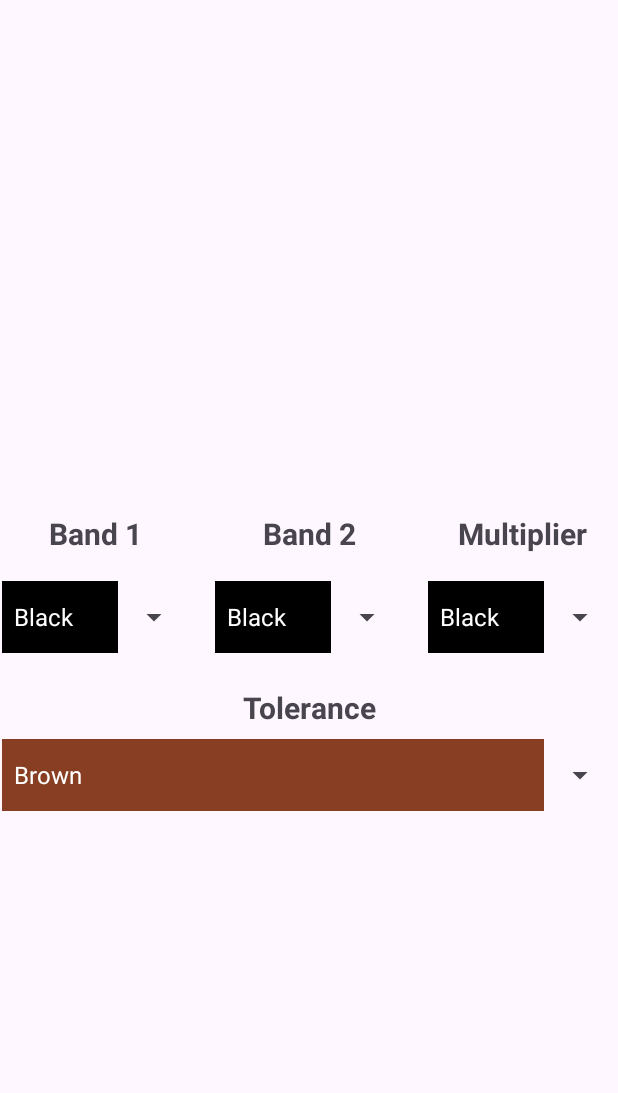
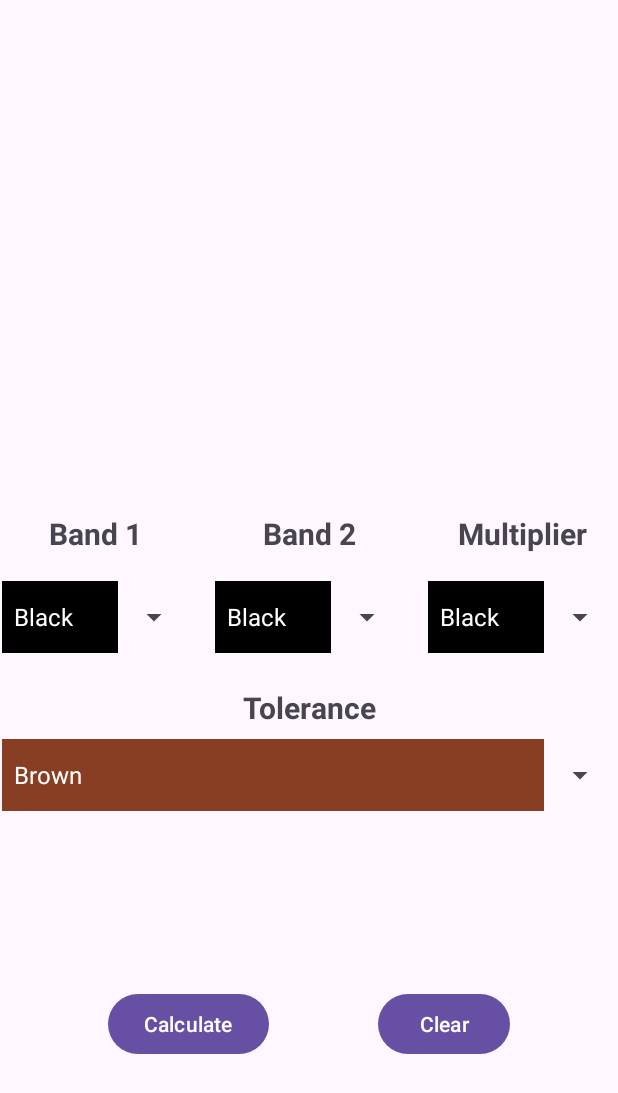
Before and after one commit to S00224403/ResistorCalculatorApp, an Android app: the screen it shows after launch (MainActivity), on a phone screen of 412 x 824 dp. Shown: the top 1093 px of the screen. Run offline under Robolectric (Android 15) with nearby library versions, the phone set to English and light mode, and no system bars.

Commit message:
Resistor values calculated and displayed

```diff
--- a/app/src/main/java/com/example/resistorcalculatorapp/MainActivity.java
+++ b/app/src/main/java/com/example/resistorcalculatorapp/MainActivity.java
@@ -17,9 +17,11 @@ import android.widget.Toast;
 
 //import static com.example.resistorcalculatorapp.R.id.band1;
 public class MainActivity extends AppCompatActivity {
+    //region Variables
     private Spinner band1, band2, band3, band4;
+    TextView resistance;
     private Float resistorValue, tolerance;
-    private int band1Value, band2Value, multiplier;
+    private double band1Value, band2Value, multiplierValue, toleranceValue;
 
     //spinner variables
     int selectedPositionBand1 = 0;
@@ -73,11 +75,16 @@ public class MainActivity extends AppCompatActivity {
     String selectedColourNameBand2 = colourNames[selectedPositionBand2];
     String selectedColourNameBand3 = colourNames[selectedPositionBand3];
     String selectedColourNameBand4 = colourNames[selectedPositionBand4];
+
+
+    //endregion
+    //region OnCreate
     @Override
     protected void onCreate(Bundle savedInstanceState) {
         super.onCreate(savedInstanceState);
         setContentView(R.layout.activity_main);
 
+        resistance = findViewById(R.id.resistance);
         band1 = findViewById(R.id.band1);
         band2 = findViewById(R.id.band2);
         band3 = findViewById(R.id.band3);
@@ -173,24 +180,15 @@ public class MainActivity extends AppCompatActivity {
         band2.setAdapter(adapter);
         band3.setAdapter(multiplierSpinner);
         band4.setAdapter(toleranceSpinner);
-
-        // Spinner colour name bands variable
-
-//        selectedColourNameBand2 = colourNames[selectedPositionBand2];
-//        selectedColourNameBand3 = colourNames[selectedPositionBand3];
-//        selectedColourNameBand4 = colourNames[selectedPositionBand4];
+        //region OnClickListener
         band1.setOnItemSelectedListener(new OnItemSelectedListener() {
             @Override
             public void onItemSelected(AdapterView<?> parentView, View selectedItemView, int position, long id) {
                 // Handle the selection here
                 selectedPositionBand1 = position;
                 selectedColourNameBand1 = colourNames[position];
-
-                Toast.makeText(getApplicationContext(), selectedColourNameBand1, Toast.LENGTH_SHORT).show();
-
-
+                band1Value = GetBandValue(selectedColourNameBand1, "band1");
             }
-
             @Override
             public void onNothingSelected(AdapterView<?> parentView) {
                 // Handle case when nothing is selected (optional)
@@ -202,12 +200,8 @@ public class MainActivity extends AppCompatActivity {
                 // Handle the selection here
                 selectedPositionBand2 = position;
                 selectedColourNameBand2 = colourNames[position];
-
-                Toast.makeText(getApplicationContext(), selectedColourNameBand2, Toast.LENGTH_SHORT).show();
-
-
+                band2Value = GetBandValue(selectedColourNameBand2, "band2");
             }
-
             @Override
             public void onNothingSelected(AdapterView<?> parentView) {
                 // Handle case when nothing is selected (optional)
@@ -219,12 +213,8 @@ public class MainActivity extends AppCompatActivity {
                 // Handle the selection here
                 selectedPositionBand3 = position;
                 selectedColourNameBand3 = multiplierColourNames[position];
-
-                Toast.makeText(getApplicationContext(), selectedColourNameBand3, Toast.LENGTH_SHORT).show();
-
-
+                multiplierValue = GetBandValue(selectedColourNameBand3, "multiplier");
             }
-
             @Override
             public void onNothingSelected(AdapterView<?> parentView) {
                 // Handle case when nothing is selected (optional)
@@ -236,18 +226,140 @@ public class MainActivity extends AppCompatActivity {
                 // Handle the selection here
                 selectedPositionBand4 = position;
                 selectedColourNameBand4 = toleranceColourNames[position];
-
-                Toast.makeText(getApplicationContext(), selectedColourNameBand4, Toast.LENGTH_SHORT).show();
-
-
+                toleranceValue = GetBandValue(selectedColourNameBand4, "tolerance");
             }
-
             @Override
             public void onNothingSelected(AdapterView<?> parentView) {
                 // Handle case when nothing is selected (optional)
             }
         });
+        //endregion
+
     }
+    //endregion
+    private Double GetBandValue(String colour, String bandType){
+        Double bandValue = 0.0;
+        if(bandType == "band1" || bandType == "band2")
+        {
+            switch (colour){
+                case "Black":
+                    bandValue = 0.0;
+                    break;
+                case "Brown":
+                    bandValue = 1.0;
+                    break;
+                case "Red":
+                    bandValue = 2.0;
+                    break;
+                case "Orange":
+                    bandValue = 3.0;
+                    break;
+                case "Yellow":
+                    bandValue = 4.0;
+                    break;
+                case "Green":
+                    bandValue = 5.0;
+                    break;
+                case "Blue":
+                    bandValue = 6.0;
+                    break;
+                case "Violet":
+                    bandValue = 7.0;
+                    break;
+                case "Gray":
+                    bandValue = 8.0;
+                    break;
+                case "White":
+                    bandValue = 9.0;
+                    break;
+            }
+        }
+        else if (bandType == "multiplier") {
+            switch (colour){
+                case "Black":
+                    bandValue = 1.0;
+                    break;
+                case "Brown":
+                    bandValue = 10.0;
+                    break;
+                case "Red":
+                    bandValue = 100.0;
+                    break;
+                case "Orange":
+                    bandValue = 1000.0;
+                    break;
+                case "Yellow":
+                    bandValue = 10000.0;
+                    break;
+                case "Green":
+                    bandValue = 100000.0;
+                    break;
+                case "Blue":
+                    bandValue = 1000000.0;
+                    break;
+                case "Violet":
+                    bandValue = 10000000.0;
+                    break;
+                case "Gray":
+                    bandValue = 100000000.0;
+                    break;
+                case "White":
+                    bandValue = 1000000000.0;
+                    break;
+                case "Gold":
+                    bandValue = 0.1;
+                    break;
+                case "Silver":
+                    bandValue = 0.01;
+                    break;
+            }
+        }
+        else if (bandType == "tolerance") {
+            switch (colour){
+                case "Brown":
+                    bandValue = 0.01;
+                    break;
+                case "Red":
+                    bandValue = 0.02;
+                    break;
+                case "Green":
+                    bandValue = 0.005;
+                    break;
+                case "Blue":
+                    bandValue = 0.0025;
+                    break;
+                case "Violet":
+                    bandValue = 0.001;
+                    break;
+                case "Gray":
+                    bandValue = 0.0005;
+                    break;
+                case "Gold":
+                    bandValue = 0.05;
+                    break;
+                case "Silver":
+                    bandValue = 0.1;
+                    break;
+                case "None":
+                    bandValue = 0.2;
+                    break;
+            }
+        }
+        return bandValue;
 
+    }
+    public void CalculateResistance(View view){
+        Double resistanceValue = 0.0;
+        resistanceValue = ((band1Value * 10) + band2Value) * multiplierValue;
 
+        resistance.setText(String.valueOf(resistanceValue) + "Ω ±" + String.valueOf(toleranceValue * 100) + "%");
+        //resistance.setText(String.format("Resistance : %.2f%Ω ± %.2f%%", resistanceValue, toleranceValue * 100));
+    }
+    public void Clear(View view){
+        resistance.setText("");
+        band1.setSelection(0);
+        band2.setSelection(0);
+        band3.setSelection(0);
+        band4.setSelection(0);
+    }
 }
--- a/app/src/main/res/layout/activity_main.xml
+++ b/app/src/main/res/layout/activity_main.xml
@@ -14,14 +14,14 @@
         android:layout_height="wrap_content"
         android:layout_marginStart="1dp"
         android:layout_marginEnd="1dp"
+        android:minHeight="48dp"
+        android:theme="@style/SpinnerItemStyle"
         app:layout_constraintBottom_toBottomOf="parent"
         app:layout_constraintEnd_toEndOf="parent"
         app:layout_constraintHorizontal_bias="0.0"
         app:layout_constraintStart_toStartOf="parent"
         app:layout_constraintTop_toTopOf="parent"
-        app:layout_constraintVertical_bias="0.499"
-        android:theme="@style/SpinnerItemStyle"
-        />
+        app:layout_constraintVertical_bias="0.499" />
 
     <Spinner
         android:id="@+id/band2"
@@ -29,6 +29,7 @@
         android:layout_height="wrap_content"
         android:layout_marginStart="1dp"
         android:layout_marginEnd="1dp"
+        android:minHeight="48dp"
         app:layout_constraintBottom_toBottomOf="parent"
         app:layout_constraintEnd_toEndOf="parent"
         app:layout_constraintStart_toStartOf="parent"
@@ -40,6 +41,7 @@
         android:layout_width="125dp"
         android:layout_height="wrap_content"
         android:layout_marginEnd="1dp"
+        android:minHeight="48dp"
         app:layout_constraintBottom_toBottomOf="parent"
         app:layout_constraintEnd_toEndOf="parent"
         app:layout_constraintHorizontal_bias="1.0"
@@ -53,6 +55,7 @@
         android:layout_height="wrap_content"
         android:layout_marginStart="1dp"
         android:layout_marginEnd="1dp"
+        android:minHeight="48dp"
         app:layout_constraintBottom_toBottomOf="parent"
         app:layout_constraintEnd_toEndOf="parent"
         app:layout_constraintHorizontal_bias="0.0"
@@ -111,4 +114,38 @@
         app:layout_constraintStart_toStartOf="parent"
         app:layout_constraintTop_toBottomOf="@+id/band2"
         app:layout_constraintVertical_bias="0.75" />
+
+    <Button
+        android:id="@+id/calculate"
+        android:layout_width="wrap_content"
+        android:layout_height="wrap_content"
+        android:text="Calculate"
+        android:onClick="CalculateResistance"
+        app:layout_constraintBottom_toBottomOf="parent"
+        app:layout_constraintEnd_toStartOf="@+id/clear"
+        app:layout_constraintHorizontal_bias="0.5"
+        app:layout_constraintStart_toStartOf="parent"
+        app:layout_constraintTop_toBottomOf="@+id/band4" />
+
+    <Button
+        android:id="@+id/clear"
+        android:layout_width="wrap_content"
+        android:layout_height="wrap_content"
+        android:text="Clear"
+        android:onClick="Clear"
+        app:layout_constraintBottom_toBottomOf="parent"
+        app:layout_constraintEnd_toEndOf="parent"
+        app:layout_constraintHorizontal_bias="0.5"
+        app:layout_constraintStart_toEndOf="@+id/calculate"
+        app:layout_constraintTop_toBottomOf="@+id/band4" />
+
+    <TextView
+        android:id="@+id/resistance"
+        android:layout_width="wrap_content"
+        android:layout_height="wrap_content"
+        android:text=""
+        app:layout_constraintBottom_toTopOf="@+id/textView2"
+        app:layout_constraintEnd_toEndOf="parent"
+        app:layout_constraintStart_toStartOf="parent"
+        app:layout_constraintTop_toTopOf="parent" />
 </androidx.constraintlayout.widget.ConstraintLayout>
```
